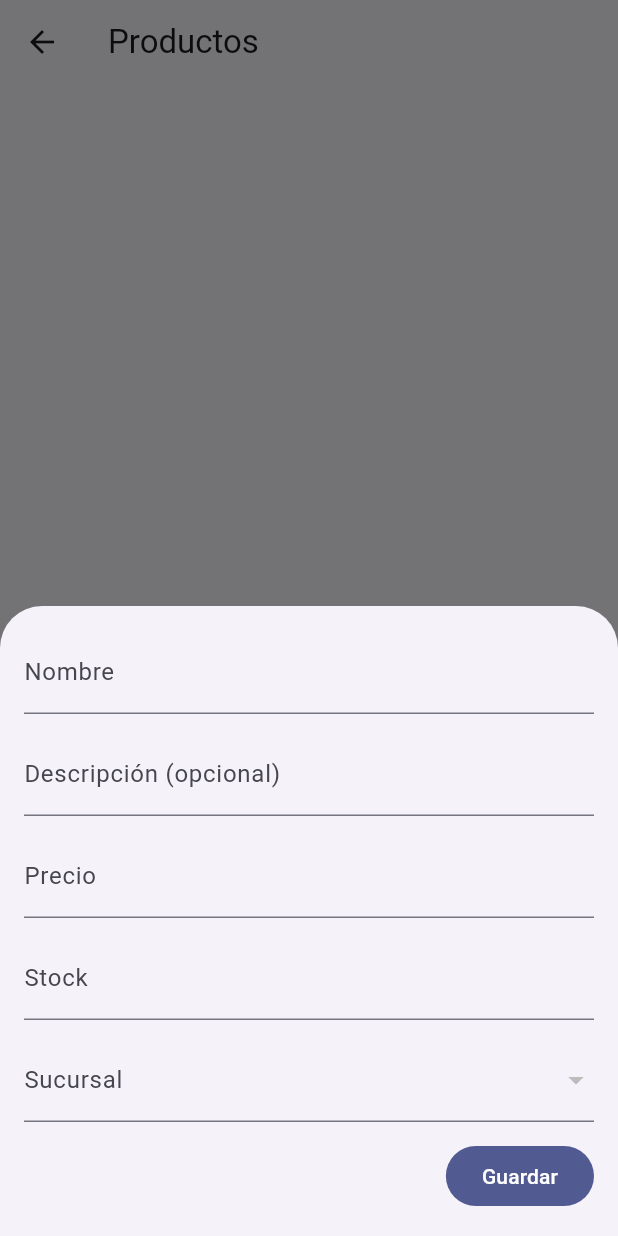
After one commit to marpez4/inventario_ventas, a Flutter app: the ProductoScreen screen opened directly, after a tap on the "add" icon, on a phone screen of 412 x 824 dp. The commit adds this screen. Run offline on Flutter 3.47's test engine with Material 3 defaults, Android fonts, the phone set to English and light mode, and no system bars; our stand-ins replace sqflite; accounts and stored records are empty.

Commit message:
CRUD de Productos

```diff
--- a/lib/core/database/database_helper.dart
+++ b/lib/core/database/database_helper.dart
@@ -15,7 +15,7 @@ class DatabaseHelper {
   }
 
   Future<Database> _initDatabase() async {
-    final path = join(await getDatabasesPath(), 'inventario_ventas.db');
+    final path = join(await getDatabasesPath(), 'inventario_ventas2.db');
 
     return await openDatabase(
       path,
@@ -32,5 +32,17 @@ class DatabaseHelper {
     ubicacion TEXT
     );
     ''');
+
+    await db.execute('''
+    CREATE TABLE producto (
+    id INTEGER PRIMARY KEY AUTOINCREMENT,
+    nombre TEXT NOT NULL,
+    descripcion TEXT,
+    precio REAL NOT NULL,
+    stock INTEGER NOT NULL,
+    id_sucursal INTEGER NOT NULL,
+    FOREIGN KEY (id_sucursal) REFERENCES sucursal (id)
+    )
+    ''');
   }
 }
--- /dev/null
+++ b/lib/core/models/productos.dart
@@ -0,0 +1,42 @@
+class Producto {
+  final int? id;
+  final String nombre;
+  final String? descripcion;
+  final double precio;
+  final int stock;
+  final int idSucursal; // Identificador de la sucursal asociada
+
+  Producto({
+    this.id,
+    required this.nombre,
+    this.descripcion,
+    required this.precio,
+    required this.stock,
+    required this.idSucursal,
+  });
+
+  // Convierte el objeto en un Map para guardarlo en SQLite
+  Map<String, dynamic> toMap() {
+    return {
+      'id': id,
+      'nombre': nombre,
+      'descripcion': descripcion,
+      'precio': precio,
+      'stock': stock,
+      'id_sucursal': idSucursal,
+    };
+  }
+
+  // Se crea un objeto Producto a partir de un Map
+  factory Producto.fromMap(Map<String, dynamic> map) {
+    return Producto(
+      id: map['id'],
+      nombre: map['nombre'],
+      descripcion: map['descripcion'],
+      // Se hace una conversión para manejar si se devuelve un int en lugar de double
+      precio: map['precio'] is int ? (map['precio'] as int).toDouble() : map['precio'] as double,
+      stock: map['stock'],
+      idSucursal: map['id_sucursal'],
+    );
+  }
+}
--- /dev/null
+++ b/lib/core/providers/producto_provider.dart
@@ -0,0 +1,37 @@
+import 'package:flutter/material.dart';
+import '../models/productos.dart';
+import '../services/producto_service.dart';
+
+
+class ProductoProvider extends ChangeNotifier {
+  final ProductoService _service = ProductoService();
+
+  List<Producto> _productos = [];
+  List<Producto> get productos => _productos;
+
+  bool _isLoading = false;
+  bool get isLoading => _isLoading;
+
+  Future<void> cargarProductos() async {
+    _isLoading = true;
+    notifyListeners();
+    _productos = await _service.getProductos();
+    _isLoading = false;
+    notifyListeners();
+  }
+
+  Future<void> agregarProducto(Producto producto) async {
+    await _service.insertProducto(producto);
+    await cargarProductos();
+  }
+
+  Future<void> actualizarProducto(Producto producto) async {
+    await _service.updateProducto(producto);
+    await cargarProductos();
+  }
+
+  Future<void> eliminarProducto(int id) async {
+    await _service.deleteProducto(id);
+    await cargarProductos();
+  }
+}
--- /dev/null
+++ b/lib/core/services/producto_service.dart
@@ -0,0 +1,37 @@
+import 'package:sqflite/sqflite.dart';
+import '../database/database_helper.dart';
+import '../models/productos.dart';
+
+class ProductoService {
+  final dbHelper = DatabaseHelper();
+
+  Future<int> insertProducto(Producto producto) async {
+    final db = await dbHelper.database;
+    return await db.insert('producto', producto.toMap());
+  }
+
+  Future<List<Producto>> getProductos() async {
+    final db = await dbHelper.database;
+    final maps = await db.query('producto');
+    return maps.map((map) => Producto.fromMap(map)).toList();
+  }
+
+  Future<int> updateProducto(Producto producto) async {
+    final db = await dbHelper.database;
+    return await db.update(
+      'producto',
+      producto.toMap(),
+      where: 'id = ?',
+      whereArgs: [producto.id],
+    );
+  }
+
+  Future<int> deleteProducto(int id) async {
+    final db = await dbHelper.database;
+    return await db.delete(
+      'producto',
+      where: 'id = ?',
+      whereArgs: [id],
+    );
+  }
+}
--- a/lib/core/ui/screens/home_screen.dart
+++ b/lib/core/ui/screens/home_screen.dart
@@ -1,5 +1,6 @@
 import 'package:flutter/material.dart';
 import 'sucursal_screen.dart';
+import 'producto_screen.dart';
 
 class HomeScreen extends StatelessWidget {
   const HomeScreen({super.key});
@@ -23,7 +24,17 @@ class HomeScreen extends StatelessWidget {
               );
             },
           ),
-          // Puedes agregar aquí más módulos (Clientes, Productos, Ventas, etc.)
+          ListTile(
+            leading: const Icon(Icons.add_box),
+            title: const Text('Productos'),
+            subtitle: const Text('Gestionar productos de la empresa'),
+            onTap: () {
+              Navigator.push(
+                context,
+                MaterialPageRoute(builder: (_) => const ProductoScreen()),
+              );
+            },
+          ),
         ],
       ),
     );
--- /dev/null
+++ b/lib/core/ui/screens/producto_screen.dart
@@ -0,0 +1,99 @@
+import 'package:flutter/material.dart';
+import 'package:provider/provider.dart';
+import '../../models/productos.dart';
+import '../../providers/producto_provider.dart';
+import '../widgets/producto_form.dart';
+
+class ProductoScreen extends StatefulWidget {
+  const ProductoScreen({Key? key}) : super(key: key);
+
+  @override
+  State<ProductoScreen> createState() => _ProductoScreenState();
+}
+
+class _ProductoScreenState extends State<ProductoScreen> {
+  @override
+  void initState() {
+    super.initState();
+    context.read<ProductoProvider>().cargarProductos();
+  }
+
+  @override
+  Widget build(BuildContext context) {
+    final provider = context.watch<ProductoProvider>();
+
+    return Scaffold(
+      appBar: AppBar(
+        title: const Text('Productos'),
+      ),
+      body: provider.isLoading
+          ? const Center(child: CircularProgressIndicator())
+          : provider.productos.isEmpty
+              ? const Center(child: Text('No hay productos registrados'))
+              : ListView.builder(
+                  itemCount: provider.productos.length,
+                  itemBuilder: (context, index) {
+                    final producto = provider.productos[index];
+                    return ListTile(
+                      title: Text(producto.nombre),
+                      subtitle: Text(
+                          'Precio: \$${producto.precio.toStringAsFixed(2)} - Stock: ${producto.stock}'),
+                      trailing: Row(
+                        mainAxisSize: MainAxisSize.min,
+                        children: [
+                          IconButton(
+                            icon: const Icon(Icons.edit),
+                            onPressed: () {
+                              showModalBottomSheet(
+                                context: context,
+                                isScrollControlled: true,
+                                builder: (_) => ProductoForm(producto: producto),
+                              );
+                            },
+                          ),
+                          IconButton(
+                            icon: const Icon(Icons.delete),
+                            onPressed: () async {
+                              final confirm = await showDialog(
+                                context: context,
+                                builder: (_) => AlertDialog(
+                                  title: const Text('Eliminar producto'),
+                                  content: const Text(
+                                      '¿Estás seguro de eliminar este producto?'),
+                                  actions: [
+                                    TextButton(
+                                      onPressed: () =>
+                                          Navigator.pop(context, false),
+                                      child: const Text('Cancelar'),
+                                    ),
+                                    TextButton(
+                                      onPressed: () =>
+                                          Navigator.pop(context, true),
+                                      child: const Text('Eliminar'),
+                                    ),
+                                  ],
+                                ),
+                              );
+                              if (confirm == true && producto.id != null) {
+                                provider.eliminarProducto(producto.id!);
+                              }
+                            },
+                          ),
+                        ],
+                      ),
+                    );
+                  },
+                ),
+      floatingActionButton: FloatingActionButton(
+        onPressed: () {
+          showModalBottomSheet(
+            context: context,
+            isScrollControlled: true,
+            builder: (_) => const ProductoForm(),
+          );
+        },
+        child: const Icon(Icons.add),
+      ),
+    );
+  }
+}
--- /dev/null
+++ b/lib/core/ui/widgets/producto_form.dart
@@ -0,0 +1,143 @@
+import 'package:flutter/material.dart';
+import 'package:provider/provider.dart';
+import '../../models/productos.dart';
+import '../../providers/producto_provider.dart';
+import '../../providers/sucursal_provider.dart';
+import '../../models/sucursal.dart';
+
+class ProductoForm extends StatefulWidget {
+  final Producto? producto;
+  const ProductoForm({Key? key, this.producto}) : super(key: key);
+
+  @override
+  State<ProductoForm> createState() => _ProductoFormState();
+}
+
+class _ProductoFormState extends State<ProductoForm> {
+  final _formKey = GlobalKey<FormState>();
+  late String _nombre;
+  String? _descripcion;
+  late String _precioStr;
+  late String _stockStr;
+  int? _sucursalSeleccionadaId;
+
+  @override
+  void initState() {
+    super.initState();
+    _nombre = widget.producto?.nombre ?? '';
+    _descripcion = widget.producto?.descripcion;
+    _precioStr = widget.producto?.precio.toString() ?? '';
+    _stockStr = widget.producto?.stock.toString() ?? '';
+    _sucursalSeleccionadaId = widget.producto?.idSucursal;
+
+    final sucursalProvider = context.read<SucursalProvider>();
+    if (sucursalProvider.sucursales.isEmpty) {
+      sucursalProvider.cargarSucursales();
+    }
+  }
+
+  void _guardar() async {
+    if (_formKey.currentState?.validate() != true) return;
+    _formKey.currentState?.save();
+
+    if (_sucursalSeleccionadaId == null) {
+      ScaffoldMessenger.of(context).showSnackBar(
+        const SnackBar(content: Text('Debe seleccionar una sucursal.')),
+      );
+      return;
+    }
+
+    final precio = double.tryParse(_precioStr) ?? 0.0;
+    final stock = int.tryParse(_stockStr) ?? 0;
+
+    final nuevoProducto = Producto(
+      id: widget.producto?.id,
+      nombre: _nombre,
+      descripcion: _descripcion,
+      precio: precio,
+      stock: stock,
+      idSucursal: _sucursalSeleccionadaId!,
+    );
+
+    final provider = context.read<ProductoProvider>();
+    if (widget.producto == null) {
+      await provider.agregarProducto(nuevoProducto);
+    } else {
+      await provider.actualizarProducto(nuevoProducto);
+    }
+
+    if (mounted) Navigator.pop(context);
+  }
+
+  @override
+  Widget build(BuildContext context) {
+    final bottom = MediaQuery.of(context).viewInsets.bottom;
+    final sucursalProvider = context.watch<SucursalProvider>();
+
+    return Padding(
+      padding: EdgeInsets.fromLTRB(16, 16, 16, bottom + 16),
+      child: Form(
+        key: _formKey,
+        child: Wrap(
+          runSpacing: 12,
+          children: [
+            TextFormField(
+              initialValue: _nombre,
+              decoration: const InputDecoration(labelText: 'Nombre'),
+              validator: (value) =>
+                  value == null || value.isEmpty ? 'Campo requerido' : null,
+              onSaved: (value) => _nombre = value!,
+            ),
+            TextFormField(
+              initialValue: _descripcion,
+              decoration:
+                  const InputDecoration(labelText: 'Descripción (opcional)'),
+              onSaved: (value) => _descripcion = value,
+            ),
+            TextFormField(
+              initialValue: _precioStr,
+              decoration: const InputDecoration(labelText: 'Precio'),
+              keyboardType:
+                  const TextInputType.numberWithOptions(decimal: true),
+              validator: (value) =>
+                  value == null || value.isEmpty ? 'Campo requerido' : null,
+              onSaved: (value) => _precioStr = value!,
+            ),
+            TextFormField(
+              initialValue: _stockStr,
+              decoration: const InputDecoration(labelText: 'Stock'),
+              keyboardType: TextInputType.number,
+              validator: (value) =>
+                  value == null || value.isEmpty ? 'Campo requerido' : null,
+              onSaved: (value) => _stockStr = value!,
+            ),
+            DropdownButtonFormField<int>(
+              value: _sucursalSeleccionadaId,
+              items: sucursalProvider.sucursales.map((Sucursal sucursal) {
+                return DropdownMenuItem<int>(
+                  value: sucursal.id!,
+                  child: Text(sucursal.nombre),
+                );
+              }).toList().cast<DropdownMenuItem<int>>(),
+              decoration: const InputDecoration(labelText: 'Sucursal'),
+              validator: (value) =>
+                  value == null ? 'Seleccione una sucursal' : null,
+              onChanged: (value) {
+                setState(() {
+                  _sucursalSeleccionadaId = value;
+                });
+              },
+            ),
+            Align(
+              alignment: Alignment.centerRight,
+              child: FilledButton(
+                onPressed: _guardar,
+                child: Text(widget.producto == null ? 'Guardar' : 'Actualizar'),
+              ),
+            )
+          ],
+        ),
+      ),
+    );
+  }
+}
--- a/lib/main.dart
+++ b/lib/main.dart
@@ -1,5 +1,6 @@
 import 'package:flutter/material.dart';
 import 'package:inventario_ventas/core/providers/sucursal_provider.dart';
+import 'package:inventario_ventas/core/providers/producto_provider.dart';
 import 'package:inventario_ventas/core/ui/screens/home_screen.dart';
 import 'package:provider/provider.dart';
 
@@ -8,6 +9,7 @@ void main() {
     MultiProvider(
       providers:[
         ChangeNotifierProvider(create: (_) => SucursalProvider()),
+        ChangeNotifierProvider(create: (_) => ProductoProvider()),
       ],
       child: const MyApp(),
        )
```
